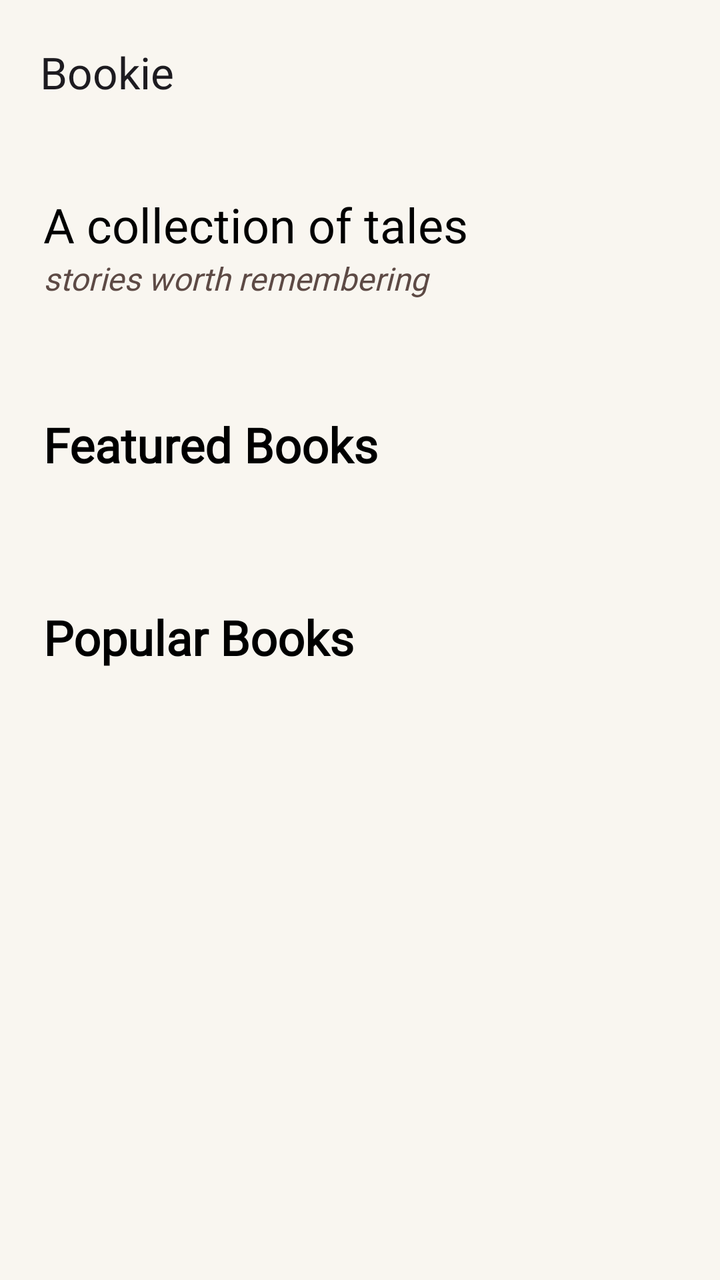
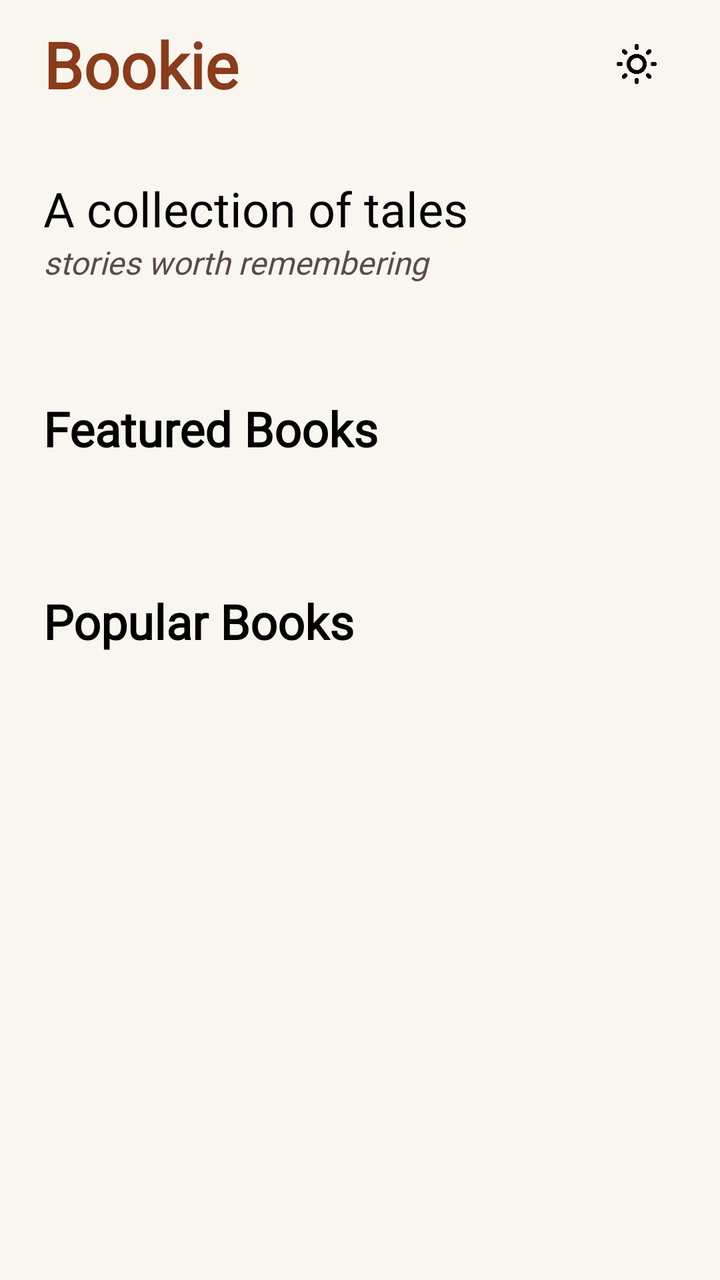

Two renders of the same Android screen: before a commit and after it. Below are the layout's source before the change and the commit's diff.
<!-- AndroidManifest.xml: application theme Theme.Bookie -->
<!-- res/layout/fragment_home.xml -->
<?xml version="1.0" encoding="utf-8"?>
<androidx.constraintlayout.widget.ConstraintLayout xmlns:android="http://schemas.android.com/apk/res/android"
    xmlns:app="http://schemas.android.com/apk/res-auto"
    android:layout_width="match_parent"
    android:layout_height="match_parent"
    xmlns:andorid="http://schemas.android.com/tools"
    >

    <com.google.android.material.appbar.MaterialToolbar
        android:id="@+id/topbar"
        android:layout_width="0dp"
        android:layout_height="72dp"
        app:layout_constraintEnd_toEndOf="parent"
        app:layout_constraintStart_toStartOf="parent"
        app:layout_constraintTop_toTopOf="parent"
        app:title="Bookie"
        android:background="@color/Neutral"
        app:titleMarginStart="20dp"/>

    <androidx.core.widget.NestedScrollView
        android:layout_width="0dp"
        android:layout_height="0dp"
        android:fillViewport="true"
        app:layout_constraintTop_toBottomOf="@id/topbar"
        app:layout_constraintBottom_toBottomOf="parent"
        app:layout_constraintStart_toStartOf="parent"
        app:layout_constraintEnd_toEndOf="parent"
        android:background="@color/Neutral">

        <androidx.constraintlayout.widget.ConstraintLayout
            android:layout_width="match_parent"
            android:layout_height="wrap_content">

            <androidx.constraintlayout.widget.Guideline
                android:id="@+id/guideStart"
                android:layout_width="wrap_content"
                android:layout_height="wrap_content"
                android:orientation="vertical"
                app:layout_constraintGuide_percent="0.06" />

            <androidx.constraintlayout.widget.Guideline
                android:id="@+id/guideEnd"
                android:layout_width="wrap_content"
                android:layout_height="wrap_content"
                android:orientation="vertical"
                app:layout_constraintGuide_percent="0.94" />

            <TextView
                android:id="@+id/welcomeText1"
                android:layout_width="0dp"
                android:layout_height="wrap_content"
                android:layout_marginTop="24dp"
                android:fontFamily="@font/newsreader"
                android:gravity="start"
                android:text="A collection of tales"
                android:textColor="@color/black"
                android:textSize="24sp"
                app:layout_constraintEnd_toStartOf="@id/guideEnd"
                app:layout_constraintStart_toEndOf="@id/guideStart"
                app:layout_constraintTop_toTopOf="parent" />

            <TextView
                android:id="@+id/welcomeText2"
                android:layout_width="0dp"
                android:layout_height="wrap_content"
                android:fontFamily="@font/newsreader"
                android:gravity="start"
                android:text="stories worth remembering"
                android:textColor="@color/category_text"
                android:textSize="16sp"
                android:textStyle="italic"
                app:layout_constraintEnd_toStartOf="@id/guideEnd"
                app:layout_constraintStart_toEndOf="@id/guideStart"
                app:layout_constraintTop_toBottomOf="@id/welcomeText1" />


            <androidx.recyclerview.widget.RecyclerView
                android:id="@+id/categoryRecyclerView"
                android:layout_width="0dp"
                android:layout_height="wrap_content"
                android:layout_marginTop="32dp"

                app:layout_constraintStart_toStartOf="@id/guideStart"
                app:layout_constraintEnd_toEndOf="@id/guideEnd"

                app:layout_constraintTop_toBottomOf="@id/welcomeText2"
                app:layoutManager="androidx.recyclerview.widget.LinearLayoutManager"
                android:orientation="horizontal" />

            <TextView
                android:id="@+id/featuredBooksText"
                android:layout_width="0dp"
                android:layout_height="wrap_content"
                android:fontFamily="@font/newsreader"
                android:text="Featured Books"
                android:layout_marginTop="24dp"
                android:textStyle="bold"
                android:textColor="@color/black"
                andorid:font_family="@font/newsreader"
                app:layout_constraintEnd_toEndOf="@id/guideEnd"
                app:layout_constraintStart_toStartOf="@id/guideStart"
                app:layout_constraintTop_toBottomOf="@id/categoryRecyclerView"
                android:textSize="24sp"/>

            <androidx.recyclerview.widget.RecyclerView
                android:id="@+id/featuredRecyclerView"
                android:layout_width="0dp"
                android:layout_height="wrap_content"
                android:layout_marginTop="32dp"

                app:layout_constraintStart_toStartOf="@id/guideStart"
                app:layout_constraintEnd_toEndOf="@id/guideEnd"


                app:layout_constraintTop_toBottomOf="@id/featuredBooksText"
                app:layoutManager="androidx.recyclerview.widget.LinearLayoutManager"
                android:orientation="horizontal" />

            <TextView
                android:id="@+id/popularBooksText"
                android:layout_width="0dp"
                android:layout_height="wrap_content"
                android:layout_marginTop="32dp"
                android:fontFamily="@font/newsreader"
                android:text="Popular Books"
                android:textSize="24sp"
                android:textStyle="bold"
                android:textColor="@color/black"
                app:layout_constraintEnd_toEndOf="@id/guideEnd"
                app:layout_constraintStart_toStartOf="@id/guideStart"
                app:layout_constraintTop_toBottomOf="@id/featuredRecyclerView" />



        </androidx.constraintlayout.widget.ConstraintLayout>

    </androidx.core.widget.NestedScrollView>
</androidx.constraintlayout.widget.ConstraintLayout>
<!-- resources referenced by this layout -->
<resources>
  <color name="Neutral">#F9F6F0</color>
  <color name="black">#FF000000</color>
  <color name="category_text">#5D4A45</color>
  <style name="Theme.Bookie" parent="Base.Theme.Bookie" />
  <style name="Base.Theme.Bookie" parent="Theme.Material3.DayNight.NoActionBar">
          
          
      </style>
</resources>

<!-- the commit's change to res/layout/fragment_home.xml (unified diff, before → after) -->
@@ -6,16 +6,57 @@
     xmlns:andorid="http://schemas.android.com/tools"
     >
 
+    <androidx.constraintlayout.widget.Guideline
+        android:id="@+id/toolbarGuideStart"
+        android:layout_width="wrap_content"
+        android:layout_height="wrap_content"
+        android:orientation="vertical"
+        app:layout_constraintGuide_percent="0.06" />
+
+    <androidx.constraintlayout.widget.Guideline
+        android:id="@+id/toolbarGuideEnd"
+        android:layout_width="wrap_content"
+        android:layout_height="wrap_content"
+        android:orientation="vertical"
+        app:layout_constraintGuide_percent="0.94" />
+
     <com.google.android.material.appbar.MaterialToolbar
         android:id="@+id/topbar"
         android:layout_width="0dp"
-        android:layout_height="72dp"
+        android:layout_height="wrap_content"
         app:layout_constraintEnd_toEndOf="parent"
         app:layout_constraintStart_toStartOf="parent"
         app:layout_constraintTop_toTopOf="parent"
-        app:title="Bookie"
-        android:background="@color/Neutral"
-        app:titleMarginStart="20dp"/>
+        android:background="@color/Neutral" />
+
+    <TextView
+        android:id="@+id/toolbarTitle"
+        android:layout_width="0dp"
+        android:layout_height="wrap_content"
+        android:fontFamily="@font/newsreader"
+        android:text="Bookie"
+        android:textColor="@color/Primary"
+        android:textSize="32sp"
+        android:textStyle="bold"
+        app:layout_constraintBottom_toBottomOf="@id/topbar"
+        app:layout_constraintEnd_toStartOf="@id/lightModeButton"
+        app:layout_constraintStart_toStartOf="@id/toolbarGuideStart"
+        app:layout_constraintTop_toTopOf="@id/topbar" />
+
+    <ImageButton
+        android:id="@+id/lightModeButton"
+        android:layout_width="40dp"
+        android:layout_height="40dp"
+        android:padding="8dp"
+        android:src="@drawable/ic_light_mode"
+        app:layout_constraintBottom_toBottomOf="@id/topbar"
+        app:layout_constraintEnd_toStartOf="@id/toolbarGuideEnd"
+        app:layout_constraintTop_toTopOf="@id/topbar"
+        app:layout_constraintStart_toEndOf="@id/toolbarTitle"
+        android:scaleType="fitCenter"
+        android:background="@color/Neutral"/>
+
+
 
     <androidx.core.widget.NestedScrollView
         android:layout_width="0dp"
@@ -130,6 +171,18 @@
                 app:layout_constraintStart_toStartOf="@id/guideStart"
                 app:layout_constraintTop_toBottomOf="@id/featuredRecyclerView" />
 
+            <androidx.recyclerview.widget.RecyclerView
+                android:id="@+id/popularRecyclerView"
+                android:layout_width="0dp"
+                android:layout_height="wrap_content"
+                android:layout_marginTop="24dp"
+                android:paddingBottom="24dp"
+                app:layout_constraintEnd_toEndOf="@id/guideEnd"
+                app:layout_constraintStart_toStartOf="@id/guideStart"
+                app:layout_constraintTop_toBottomOf="@id/popularBooksText"
+                app:layoutManager="androidx.recyclerview.widget.LinearLayoutManager"
+                android:orientation="horizontal" />
+
 
 
         </androidx.constraintlayout.widget.ConstraintLayout>
<!-- resource entries referenced after the edit -->
@@ -1,8 +1,10 @@
 <!-- resources referenced by this layout -->
 <resources>
   <color name="Neutral">#F9F6F0</color>
+  <color name="Primary">#8A3C1B</color>
   <color name="black">#FF000000</color>
   <color name="category_text">#5D4A45</color>
+  <!-- drawable ic_light_mode: png bitmap (drawable, 11717 bytes) -->
   <style name="Theme.Bookie" parent="Base.Theme.Bookie" />
   <style name="Base.Theme.Bookie" parent="Theme.Material3.DayNight.NoActionBar">
           
